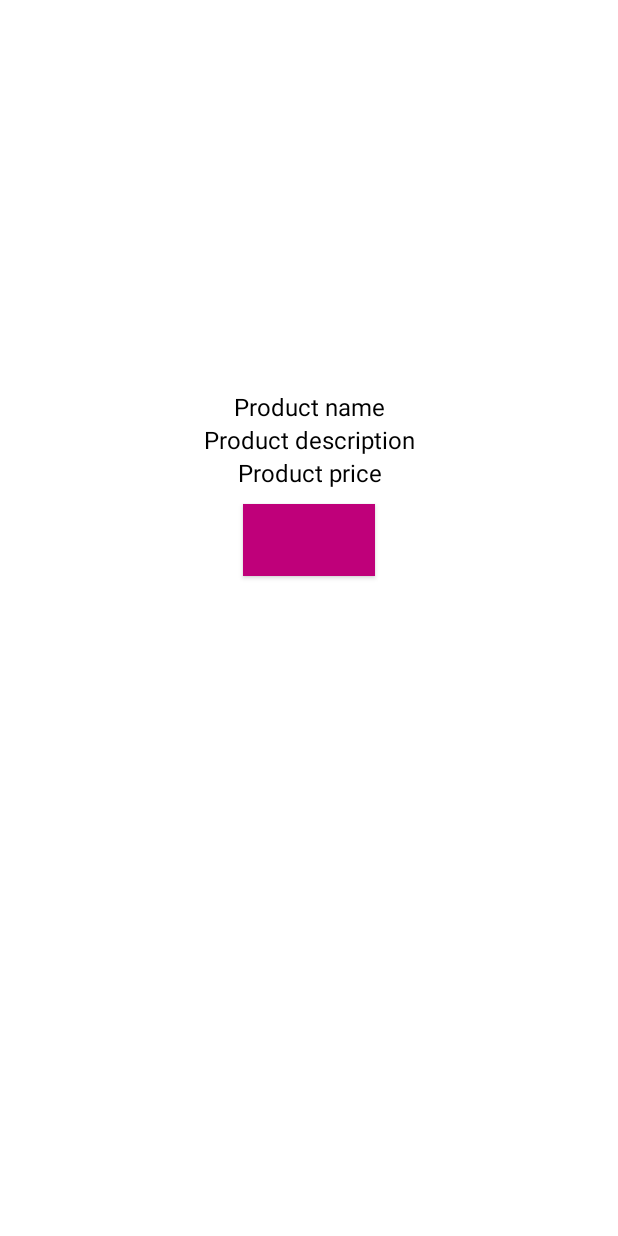
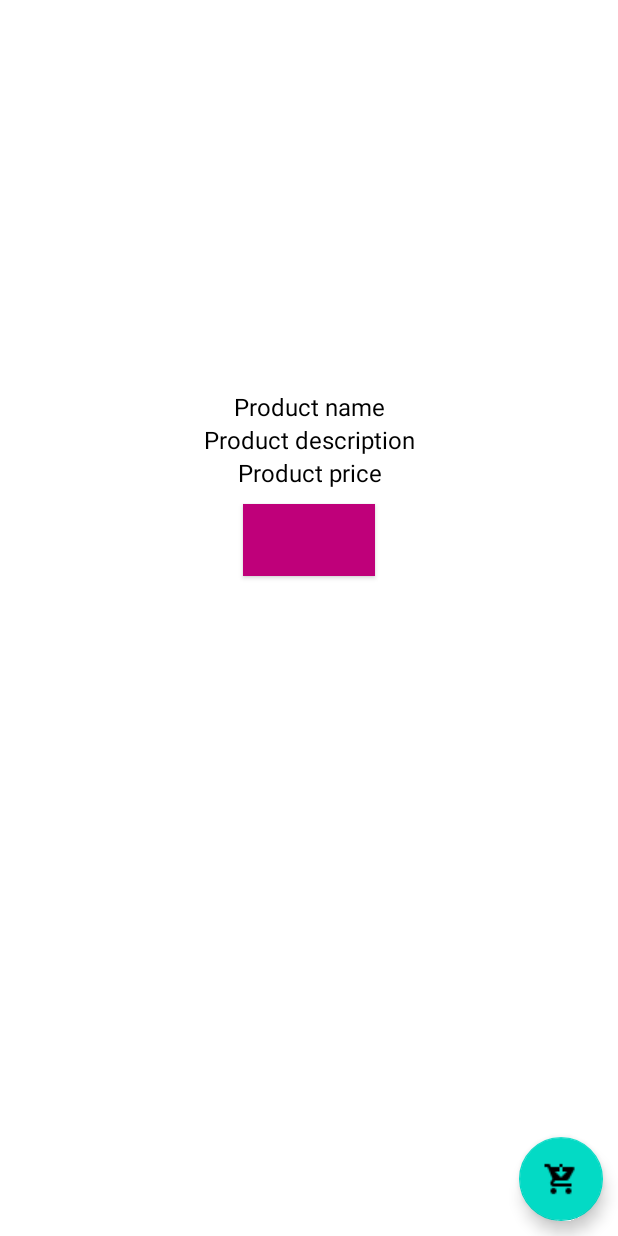
Before and after one commit to BeautyOfPrograming/MyOnlineShop, an Android app: the layout activity_details.xml on its own in the app's theme, with its tools: preview values and no code run, on a phone screen of 412 x 824 dp. Run offline under Robolectric (Android 15) with nearby library versions, the phone set to English and light mode, and no system bars; plain views replace ElegantNumberButton.

Commit message:
18-12-9 -2"

```diff
--- a/app/src/main/res/layout/activity_details.xml
+++ b/app/src/main/res/layout/activity_details.xml
@@ -70,15 +70,15 @@
 
         />
 
-<!--    <com.google.android.material.floatingactionbutton.FloatingActionButton-->
-<!--        android:id="@+id/add_product_to_cart_btn"-->
-<!--        android:layout_width="wrap_content"-->
-<!--        android:layout_height="wrap_content"-->
-<!--        app:layout_constraintEnd_toEndOf="parent"-->
-<!--        app:layout_constraintBottom_toBottomOf="parent"-->
-<!--        android:src="@drawable/nav_cart"-->
-<!--        android:layout_margin="10dp"-->
-<!--        />-->
+    <com.google.android.material.floatingactionbutton.FloatingActionButton
+        android:id="@+id/add_product_to_cart_btn"
+        android:layout_width="wrap_content"
+        android:layout_height="wrap_content"
+        app:layout_constraintEnd_toEndOf="parent"
+        app:layout_constraintBottom_toBottomOf="parent"
+        android:src="@drawable/nav_cart"
+        android:layout_margin="10dp"
+        />
 
 
 </androidx.constraintlayout.widget.ConstraintLayout>
```
Also changed, not shown: app/src/main/AndroidManifest.xml (+9 -8 lines), app/src/main/java/com/example/myonlineshop/DetailsActivity.java (+88 -5 lines).
